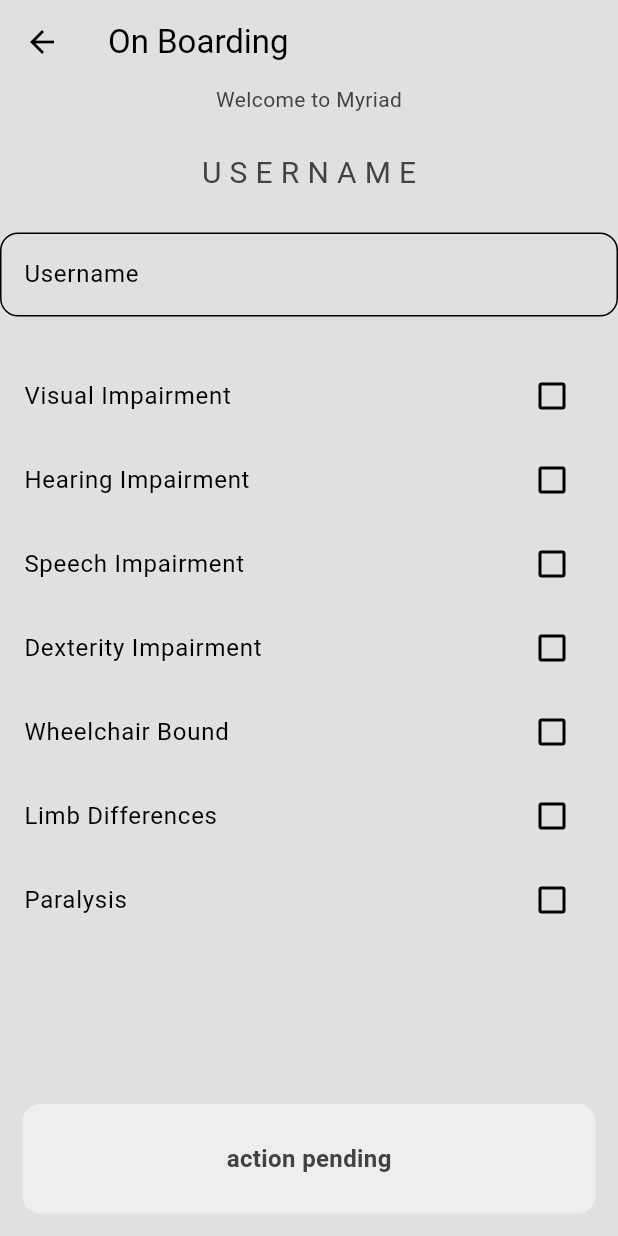
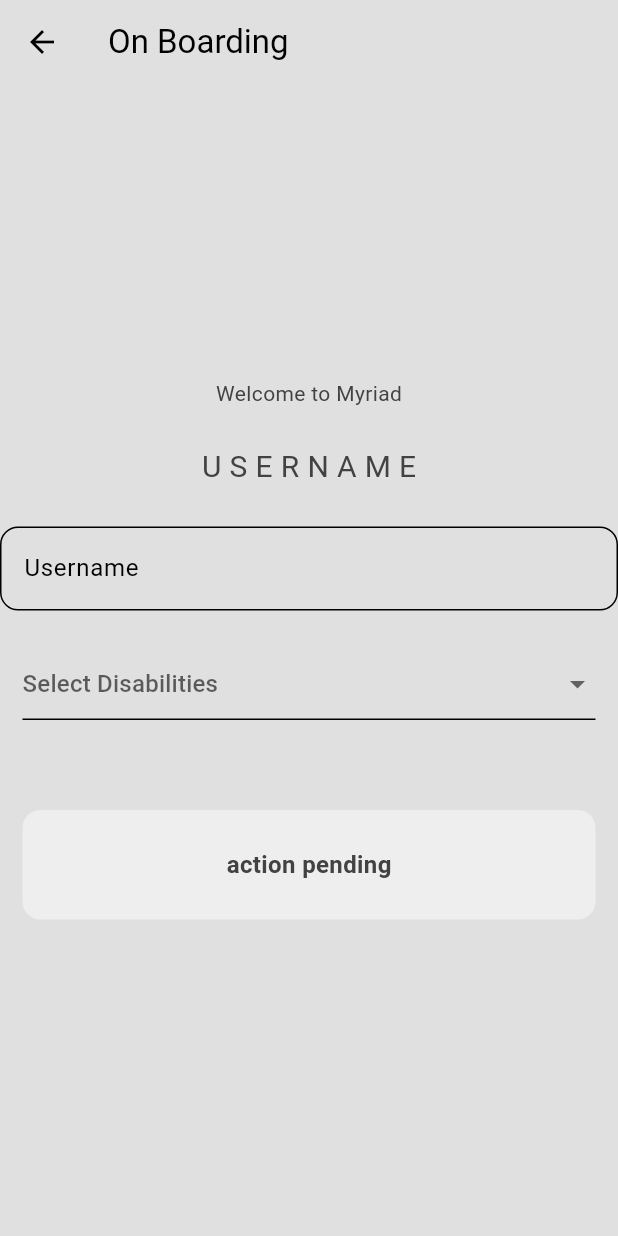
Before and after one commit to Jagjit0306/Myriad, a Flutter app: the OnBoarding screen opened by its route, on a phone screen of 412 x 824 dp. Run offline on Flutter 3.47's test engine with Material 3 defaults, Android fonts, the phone set to English and light mode, and no system bars; our stand-ins replace audioplayers, cloud_firestore, dash_chat_2, firebase_auth, firebase_core, flutter_gemini and 5 more; missing offline and left inert: google_maps_webservice; accounts and stored records are empty; generated files the repository leaves out were written again.

Commit message:
onboarding page update

```diff
--- a/myriad/lib/pages/on_boarding.dart
+++ b/myriad/lib/pages/on_boarding.dart
@@ -3,6 +3,8 @@ import 'package:firebase_auth/firebase_auth.dart';
 import 'package:flutter/material.dart';
 import 'package:myriad/components/my_button.dart';
 import 'package:myriad/components/my_textfield.dart';
+import 'package:shared_preferences/shared_preferences.dart';
+import 'dart:convert';
 
 class OnBoarding extends StatefulWidget {
   const OnBoarding({super.key});
@@ -14,24 +16,25 @@ class OnBoarding extends StatefulWidget {
 class _OnBoardingState extends State<OnBoarding> {
   final TextEditingController usernameController = TextEditingController();
 
-  List<Map<String, bool>> prefs = [
-    {'Visual Impairment': false},
-    {'Hearing Impairment': false},
-    {'Speech Impairment': false},
-    {'Dexterity Impairment': false},
-    {'Wheelchair Bound': false},
-    {'Limb Differences': false},
-    {'Paralysis': false},
+  // List of all possible disabilities
+  final List<String> allDisabilities = [
+    'Visual Impairment',
+    'Hearing Impairment',
+    'Speech Impairment',
+    'Dexterity Impairment',
+    'Wheelchair Bound',
+    'Limb Differences',
+    'Paralysis',
   ];
+
+  // List to hold the selected disabilities
+  List<String> selectedDisabilities = [];
 
   bool isUsernameUnique = false;
 
+  // Function to check if any disability is selected
   bool anyPrefSelected() {
-    bool valid = false;
-    for (var element in prefs) {
-      valid = valid || element.values.first;
-    }
-    return valid;
+    return selectedDisabilities.isNotEmpty;
   }
 
   Future<void> checkUsernameUnique(String username) async {
@@ -40,21 +43,30 @@ class _OnBoardingState extends State<OnBoarding> {
         .where('username', isEqualTo: username)
         .get();
     setState(() {
-      isUsernameUnique = result.docs.isEmpty &&
-          usernameController.text.isNotEmpty;
+      isUsernameUnique =
+          result.docs.isEmpty && usernameController.text.isNotEmpty;
     });
   }
 
   Future<void> setPrefs() async {
     final User? currentUser = FirebaseAuth.instance.currentUser;
+
     if (isUsernameUnique) {
+      // Save the selected disabilities to Firestore
       await FirebaseFirestore.instance
           .collection('Users')
           .doc(currentUser!.email)
           .update({
         "username": usernameController.text,
-        "prefs": prefs,
+        "prefs": selectedDisabilities, // Save as a list of strings
       });
+
+      // Save the selected disabilities locally using SharedPreferences
+      SharedPreferences localPrefs = await SharedPreferences.getInstance();
+      await localPrefs.setString(
+        'prefs',
+        jsonEncode(selectedDisabilities), // Save as JSON string
+      );
     }
   }
 
@@ -62,7 +74,7 @@ class _OnBoardingState extends State<OnBoarding> {
   Widget build(BuildContext context) {
     return Scaffold(
       appBar: AppBar(
-        title: Text('On Boarding'),
+        title: const Text('On Boarding'),
       ),
       body: SizedBox(
         width: double.infinity,
@@ -72,21 +84,17 @@ class _OnBoardingState extends State<OnBoarding> {
           mainAxisAlignment: MainAxisAlignment.center,
           crossAxisAlignment: CrossAxisAlignment.center,
           children: [
-            Text("Welcome to Myriad"),
+            const Text("Welcome to Myriad"),
 
-            const SizedBox(
-              height: 25,
-            ),
+            const SizedBox(height: 25),
 
-            // app name
-            Text(
+            // Username section
+            const Text(
               "U S E R N A M E",
               style: TextStyle(fontSize: 20),
             ),
 
-            const SizedBox(
-              height: 25,
-            ),
+            const SizedBox(height: 25),
 
             MyTextfield(
               hintText: 'Username',
@@ -97,41 +105,72 @@ class _OnBoardingState extends State<OnBoarding> {
               },
             ),
             if (!isUsernameUnique && usernameController.text.isNotEmpty)
-              const Text("THIS USERNAME IS TAKEN/INVALID"),
+              const Text(
+                "THIS USERNAME IS TAKEN/INVALID",
+                style: TextStyle(color: Colors.red),
+              ),
 
-            const SizedBox(
-              height: 25,
+            const SizedBox(height: 25),
+
+            // Dropdown for selecting disabilities
+            Padding(
+              padding: const EdgeInsets.symmetric(horizontal: 15.0),
+              child: DropdownButtonFormField<String>(
+                isExpanded: true,
+                value: null,
+                hint: const Text("Select Disabilities"),
+                onChanged: (String? newValue) {
+                  setState(() {
+                    if (newValue != null &&
+                        !selectedDisabilities.contains(newValue)) {
+                      selectedDisabilities.add(newValue);
+                    }
+                  });
+                },
+                items: allDisabilities.map((String disability) {
+                  return DropdownMenuItem<String>(
+                    value: disability,
+                    child: Text(disability),
+                  );
+                }).toList(),
+              ),
             ),
 
-            Expanded(
-              child: ListView.builder(
-                itemCount: prefs.length,
-                itemBuilder: (context, index) {
-                  return CheckboxListTile(
-                    title: Text(prefs[index].keys.first),
-                    value: prefs[index].values.first,
-                    onChanged: (bool? newValue) {
+            // Display selected disabilities
+            Padding(
+              padding:
+                  const EdgeInsets.symmetric(horizontal: 15.0, vertical: 10.0),
+              child: Wrap(
+                children: selectedDisabilities.map((disability) {
+                  return Chip(
+                    label: Text(disability),
+                    onDeleted: () {
                       setState(() {
-                        prefs[index] = {prefs[index].keys.first: newValue!};
+                        selectedDisabilities.remove(disability);
                       });
                     },
                   );
-                },
+                }).toList(),
               ),
             ),
+
+            const SizedBox(height: 25),
+
             Padding(
               padding: const EdgeInsets.all(15.0),
               child: MyButton(
                 text: 'Lets get started',
-                onTap: () {
-                  setPrefs();
+                onTap: () async {
+                  await setPrefs();
                   Navigator.pushNamedAndRemoveUntil(
                     context,
                     '/home_page',
                     (route) => false,
                   );
                 },
-                enabled: isUsernameUnique && anyPrefSelected(),
+                enabled: isUsernameUnique &&
+                    anyPrefSelected() &&
+                    usernameController.text.isNotEmpty,
               ),
             ),
           ],
```
